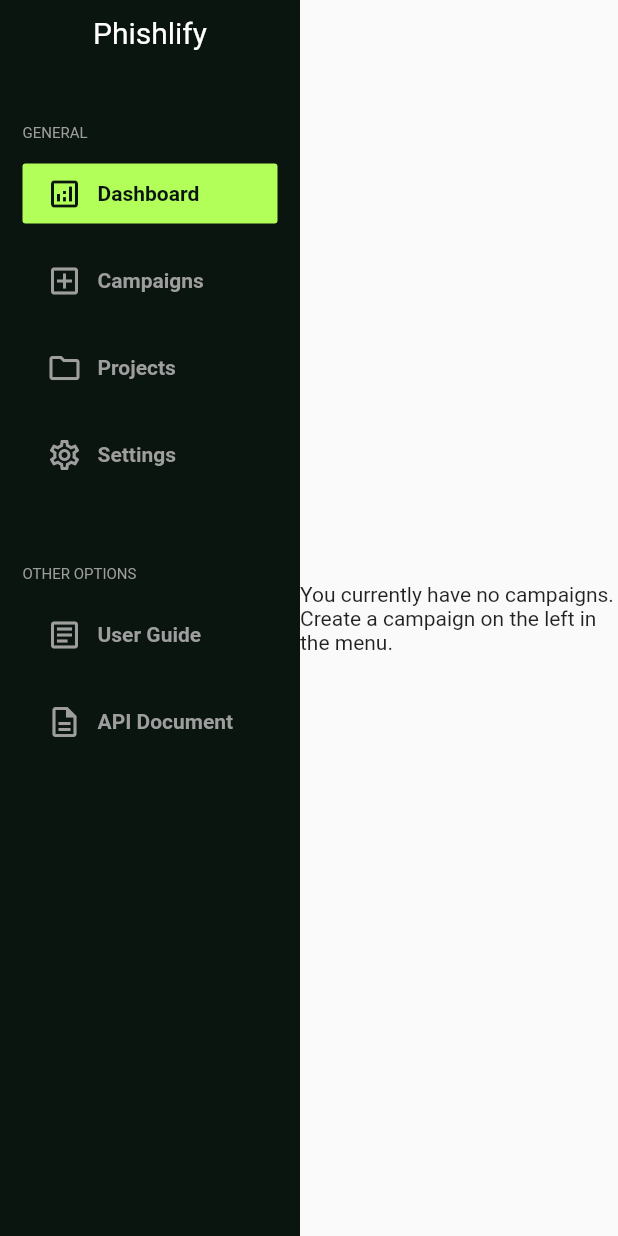
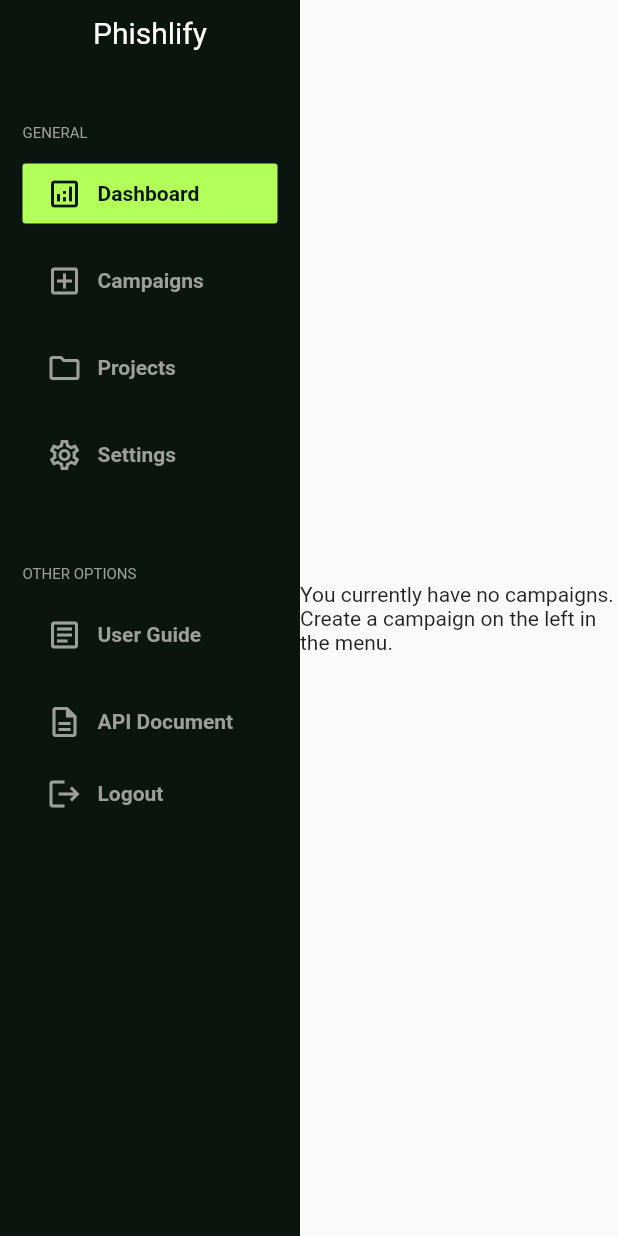
Before and after one commit to svencarstenrasmusen/Phishlify, a Flutter app: the CampaignsPage screen opened directly with empty values, after a tap on "Dashboard", on a phone screen of 412 x 824 dp. Run offline on Flutter 3.47's test engine with Material 2 defaults, Android fonts, the phone set to English and light mode, and no system bars; accounts and stored records are empty; network calls fail.

Commit message:
added logout button

```diff
--- a/lib/campaigns_page.dart
+++ b/lib/campaigns_page.dart
@@ -6,6 +6,7 @@ import 'package:flutter/services.dart';
 import 'package:phishing_framework/data/models.dart';
 import 'package:phishing_framework/data/dataprovider.dart';
 import 'package:phishing_framework/custom_widgets/campaign_tile.dart';
+import 'package:phishing_framework/main.dart';
 
 import 'dashboard_page.dart';
 import 'projects_page.dart';
@@ -1065,6 +1066,8 @@ class _CampaignsPageState extends State<CampaignsPage> {
           const SizedBox(height: 10),
           menuButton(
               Icons.description_outlined, "API Document", "/dashboard", false),
+          menuButton(
+              Icons.logout, "Logout", "/", false),
         ],
       ),
     );
@@ -1103,6 +1106,10 @@ class _CampaignsPageState extends State<CampaignsPage> {
                   builder: (context) => ProjectsPage(title: "Projects", user: widget.user)),
             );
             break;
+          case '/':
+            //remove all previous pages to disable back-button pressing back into account.
+            Navigator.pushNamedAndRemoveUntil(context, '/', ModalRoute.withName('/'));
+            break;
           case '/campaigns':
             break;
           default:
--- a/lib/dashboard_page.dart
+++ b/lib/dashboard_page.dart
@@ -64,6 +64,8 @@ class _DashboardPageState extends State<DashboardPage> {
           menuButton(Icons.article_outlined, "User Guide", "/dashboard", false),
           const SizedBox(height: 10),
           menuButton(Icons.description_outlined, "API Document", "/dashboard", false),
+          menuButton(
+              Icons.logout, "Logout", "/", false),
         ],
       ),
     );
@@ -105,6 +107,10 @@ class _DashboardPageState extends State<DashboardPage> {
                   builder: (context) => CampaignsPage(title: "Campaigns", user: widget.user)),
             );
             break;
+          case '/':
+          //remove all previous pages to disable back-button pressing back into account.
+            Navigator.pushNamedAndRemoveUntil(context, '/', ModalRoute.withName('/'));
+            break;
           default:
             Navigator.pushNamed(context, routeName);
         }
--- a/lib/projects_page.dart
+++ b/lib/projects_page.dart
@@ -221,6 +221,8 @@ class _ProjectsPageState extends State<ProjectsPage> {
           const SizedBox(height: 10),
           menuButton(
               Icons.description_outlined, "API Document", "/dashboard", false),
+          menuButton(
+              Icons.logout, "Logout", "/", false),
         ],
       ),
     );
@@ -258,6 +260,10 @@ class _ProjectsPageState extends State<ProjectsPage> {
               MaterialPageRoute(
                   builder: (context) => CampaignsPage(title: "Campaigns", user: widget.user, project: null)),
             );
+            break;
+          case '/':
+          //remove all previous pages to disable back-button pressing back into account.
+            Navigator.pushNamedAndRemoveUntil(context, '/', ModalRoute.withName('/'));
             break;
           case '/projects':
             break;
```
